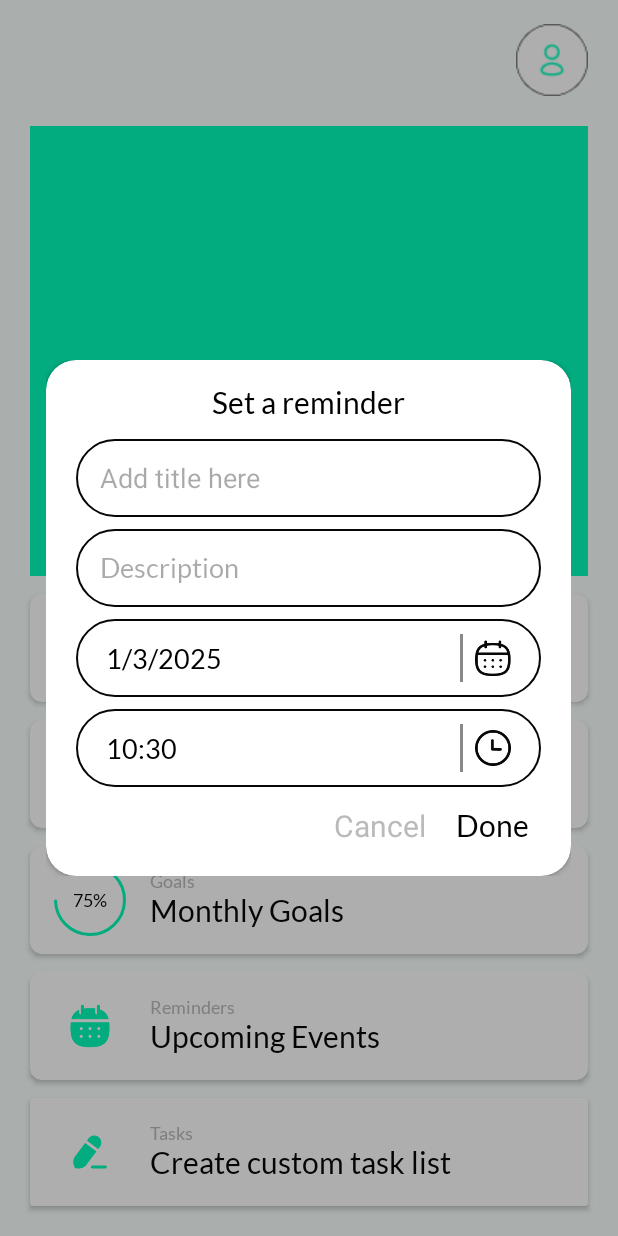
After one commit to nyanishinde/Karya, an Android app: the fragment ReminderDialogFragment placed in its activity, on a phone screen of 412 x 824 dp. The commit adds this screen. Run offline under Robolectric (Android 15) with nearby library versions, the phone set to English and light mode, and no system bars.

Commit message:
Added reminder popup completely

```diff
--- a/app/src/main/java/com/example/karya/MainActivity.kt
+++ b/app/src/main/java/com/example/karya/MainActivity.kt
@@ -58,7 +58,12 @@ class MainActivity : AppCompatActivity() {
             checklistDialog.show(supportFragmentManager,"ChecklistDialog")
         }
 
-
+        //Initializing Upcoming Events layout and setting dialog on its click
+        val upcomingEventsLayout = findViewById<CardView>(R.id.cardUpcomingEvents)
+        upcomingEventsLayout.setOnClickListener {
+            val reminderDialog = ReminderDialogFragment()
+            reminderDialog.show(supportFragmentManager,"ReminderDialog")
+        }
 
     }
 }
--- /dev/null
+++ b/app/src/main/java/com/example/karya/ReminderDialogFragment.kt
@@ -0,0 +1,97 @@
+package com.example.karya
+
+import android.app.DatePickerDialog
+import android.app.TimePickerDialog
+import android.os.Bundle
+import android.view.LayoutInflater
+import android.view.View
+import android.view.ViewGroup
+import android.widget.Button
+import android.widget.EditText
+import android.widget.ImageButton
+import android.widget.TextView
+import androidx.fragment.app.DialogFragment
+import java.util.Calendar
+import kotlin.math.min
+
+class ReminderDialogFragment:DialogFragment() {
+
+    override fun onCreateView(
+        inflater: LayoutInflater,
+        container: ViewGroup?,
+        savedInstanceState: Bundle?
+    ): View? {
+        val view = inflater.inflate(R.layout.popup_add_reminder,container,false)
+
+        //Initializing all views
+        val reminderTitle = view.findViewById<EditText>(R.id.edtReminderTitle)
+        val reminderDescription = view.findViewById<EditText>(R.id.edtReminderDescription)
+        val reminderDate = view.findViewById<EditText>(R.id.edtReminderDate)
+        val reminderTime = view.findViewById<EditText>(R.id.edtReminderTime)
+        val imgBtnTime = view.findViewById<ImageButton>(R.id.imgBtnTime)
+        val imgBtnCalender = view.findViewById<ImageButton>(R.id.imgBtnCalender)
+        val btnDone = view.findViewById<TextView>(R.id.btnDone)
+        val btnCancel = view.findViewById<TextView>(R.id.btnCancel)
+
+        //Setting default date and time
+        val calender = Calendar.getInstance()
+        val defaultDate = String.format("%d/%d/%d",calender.get(Calendar.DAY_OF_MONTH),calender.get(Calendar.MONTH)+1,calender.get(Calendar.YEAR))
+        reminderDate.setText(defaultDate)
+        val defaultTime = String.format("%02d:%02d",calender.get(Calendar.HOUR_OF_DAY),calender.get(Calendar.MINUTE))
+        reminderTime.setText(defaultTime)
+
+        //Setting date picker dialog on press of calender image button
+        imgBtnCalender.setOnClickListener {
+            val datePickerDialog = DatePickerDialog(
+                requireContext(),
+                {_,year,month,dayOfMonth ->
+                    val selectedDate = "$dayOfMonth/${month+1}/$year"
+                    reminderDate.setText(selectedDate)
+                },
+                calender.get(Calendar.YEAR),
+                calender.get(Calendar.MONTH),
+                calender.get(Calendar.DAY_OF_MONTH)
+            )
+            datePickerDialog.show()
+        }
+
+        //Setting time picker dialog on press of clock image button
+        imgBtnTime.setOnClickListener {
+            val timePickerDialog = TimePickerDialog(
+                requireContext(),
+                {_,hourOfDay,minute->
+                    val selectedTime = String.format("%02d:%02d",hourOfDay, minute)
+                    reminderTime.setText(selectedTime)
+                },
+                calender.get(Calendar.HOUR_OF_DAY),
+                calender.get(Calendar.MINUTE),
+                true
+            )
+            timePickerDialog.show()
+        }
+
+        //Setting Done and Cancel Button
+        btnDone.setOnClickListener {
+            dismiss()
+        }
+
+        btnCancel.setOnClickListener {
+            dismiss()
+        }
+
+        //Extracting all items of reminder
+        val title = reminderTitle.text
+        val description = reminderDescription.text
+        val time = reminderTime.text
+        val date = reminderDate.text
+
+        return view
+    }
+
+    override fun onStart() {
+        super.onStart()
+        dialog?.window?.setLayout((resources.displayMetrics.widthPixels * 0.85).toInt(),ViewGroup.LayoutParams.WRAP_CONTENT)
+        dialog?.window?.setBackgroundDrawableResource(android.R.color.transparent)
+    }
+
+}
--- /dev/null
+++ b/app/src/main/res/drawable/custom_background_edittext.xml
@@ -0,0 +1,9 @@
+<?xml version="1.0" encoding="utf-8"?>
+<shape xmlns:android="http://schemas.android.com/apk/res/android" android:shape="rectangle">
+
+    <solid android:color="@color/white"/>
+    <stroke android:width="1.5dp"
+        android:color="@color/primary_variant"/>
+    <corners android:radius="25dp"/>
+    <padding android:left="20dp"/>
+</shape>
--- /dev/null
+++ b/app/src/main/res/layout/popup_add_reminder.xml
@@ -0,0 +1,187 @@
+<?xml version="1.0" encoding="utf-8"?>
+<androidx.cardview.widget.CardView xmlns:android="http://schemas.android.com/apk/res/android"
+    android:layout_width="match_parent"
+    android:layout_height="wrap_content"
+    xmlns:app="http://schemas.android.com/apk/res-auto"
+    android:backgroundTint="@color/white"
+    app:cardCornerRadius="20dp"
+    android:layout_margin="20dp">
+
+    <androidx.constraintlayout.widget.ConstraintLayout
+        android:layout_width="match_parent"
+        android:layout_height="match_parent">
+
+        <TextView
+            android:id="@+id/tvTitle"
+            android:layout_width="wrap_content"
+            android:layout_height="wrap_content"
+            android:text="@string/Set_a_reminder"
+            android:textSize="20sp"
+            android:fontFamily="@font/lato_regular"
+            android:textColor="@color/black"
+            android:layout_marginTop="16dp"
+            app:layout_constraintTop_toTopOf="parent"
+            app:layout_constraintStart_toStartOf="parent"
+            app:layout_constraintEnd_toEndOf="parent"/>
+
+        <EditText
+            android:id="@+id/edtReminderTitle"
+            android:layout_width="match_parent"
+            android:layout_height="wrap_content"
+            android:minHeight="52dp"
+            android:background="@drawable/custom_background_edittext"
+            android:hint="@string/Add_title_here"
+            android:inputType="text"
+            android:paddingStart="16dp"
+            android:paddingEnd="16dp"
+            android:layout_marginTop="12dp"
+            android:layout_marginStart="20dp"
+            android:layout_marginEnd="20dp"
+            app:layout_constraintTop_toBottomOf="@+id/tvTitle"
+            app:layout_constraintStart_toStartOf="parent"
+            app:layout_constraintEnd_toEndOf="parent"/>
+
+        <EditText
+            android:id="@+id/edtReminderDescription"
+            android:layout_width="match_parent"
+            android:layout_height="wrap_content"
+            android:minHeight="52dp"
+            android:maxHeight="156dp"
+            android:background="@drawable/custom_background_edittext"
+            android:hint="@string/Description"
+            android:textColor="@color/black"
+            android:fontFamily="@font/lato_regular"
+            android:paddingStart="16dp"
+            android:paddingEnd="16dp"
+            android:layout_marginTop="8dp"
+            android:layout_marginStart="20dp"
+            android:layout_marginEnd="20dp"
+            app:layout_constraintTop_toBottomOf="@id/edtReminderTitle"/>
+
+        <androidx.constraintlayout.widget.ConstraintLayout
+            android:id="@+id/calenderSection"
+            android:layout_width="match_parent"
+            android:layout_height="wrap_content"
+            android:minHeight="52dp"
+            android:background="@drawable/custom_background_edittext"
+            android:layout_marginTop="8dp"
+            android:layout_marginStart="20dp"
+            android:layout_marginEnd="20dp"
+            app:layout_constraintTop_toBottomOf="@id/edtReminderDescription">
+
+            <EditText
+                android:id="@+id/edtReminderDate"
+                android:layout_width="0dp"
+                android:layout_height="match_parent"
+                android:maxHeight="52dp"
+                android:background="@color/white"
+                android:hint="@string/date"
+                android:textColor="@color/black"
+                android:fontFamily="@font/lato_regular"
+                android:inputType="date"
+                app:layout_constraintTop_toTopOf="parent"
+                app:layout_constraintStart_toStartOf="parent"
+                app:layout_constraintBottom_toBottomOf="parent"
+                app:layout_constraintEnd_toStartOf="@id/divider"/>
+
+            <View
+                android:id="@+id/divider"
+                android:layout_width="2dp"
+                android:layout_height="32dp"
+                android:background="@color/surface_dark"
+                android:layout_marginEnd="8dp"
+                app:layout_constraintTop_toTopOf="parent"
+                app:layout_constraintBottom_toBottomOf="parent"
+                app:layout_constraintEnd_toStartOf="@+id/imgBtnCalender"/>
+
+            <ImageButton
+                android:id="@+id/imgBtnCalender"
+                android:layout_width="24dp"
+                android:layout_height="24dp"
+                android:background="@drawable/calender_black_outline_4x"
+                android:layout_marginEnd="20dp"
+                app:layout_constraintTop_toTopOf="parent"
+                app:layout_constraintEnd_toEndOf="parent"
+                app:layout_constraintBottom_toBottomOf="parent"/>
+
+        </androidx.constraintlayout.widget.ConstraintLayout>
+
+        <androidx.constraintlayout.widget.ConstraintLayout
+            android:id="@+id/timeSection"
+            android:layout_width="match_parent"
+            android:layout_height="wrap_content"
+            android:minHeight="52dp"
+            android:background="@drawable/custom_background_edittext"
+            android:layout_marginTop="8dp"
+            android:layout_marginStart="20dp"
+            android:layout_marginEnd="20dp"
+            app:layout_constraintTop_toBottomOf="@id/calenderSection">
+
+            <EditText
+                android:id="@+id/edtReminderTime"
+                android:layout_width="0dp"
+                android:layout_height="match_parent"
+                android:background="@color/white"
+                android:fontFamily="@font/lato_regular"
+                android:hint="@string/Time"
+                android:inputType="time"
+                android:maxHeight="48dp"
+                android:textColor="@color/black"
+                app:layout_constraintBottom_toBottomOf="parent"
+                app:layout_constraintEnd_toStartOf="@id/divider2"
+                app:layout_constraintStart_toStartOf="parent"
+                app:layout_constraintTop_toTopOf="parent" />
+
+            <View
+                android:id="@+id/divider2"
+                android:layout_width="2dp"
+                android:layout_height="32dp"
+                android:background="@color/surface_dark"
+                android:layout_marginEnd="8dp"
+                app:layout_constraintTop_toTopOf="parent"
+                app:layout_constraintBottom_toBottomOf="parent"
+                app:layout_constraintEnd_toStartOf="@+id/imgBtnTime"/>
+
+            <ImageButton
+                android:id="@+id/imgBtnTime"
+                android:layout_width="24dp"
+                android:layout_height="24dp"
+                android:background="@drawable/clock_outline_4x"
+                android:layout_marginEnd="20dp"
+                app:layout_constraintTop_toTopOf="parent"
+                app:layout_constraintEnd_toEndOf="parent"
+                app:layout_constraintBottom_toBottomOf="parent"/>
+
+        </androidx.constraintlayout.widget.ConstraintLayout>
+
+        <TextView
+            android:id="@+id/btnDone"
+            android:layout_width="wrap_content"
+            android:layout_height="wrap_content"
+            android:text="@string/Done"
+            android:textSize="20sp"
+            android:textColor="@color/black"
+            android:fontFamily="@font/lato_regular"
+            android:layout_marginEnd="28dp"
+            android:layout_marginTop="12dp"
+            android:layout_marginBottom="20dp"
+            app:layout_constraintTop_toBottomOf="@id/timeSection"
+            app:layout_constraintBottom_toBottomOf="parent"
+            app:layout_constraintEnd_toEndOf="parent"/>
+
+        <TextView
+            android:id="@+id/btnCancel"
+            android:layout_width="wrap_content"
+            android:layout_height="wrap_content"
+            android:text="@string/Cancel"
+            android:textSize="20sp"
+            android:textColor="@color/text_hint"
+            android:layout_marginTop="12dp"
+            android:layout_marginEnd="20dp"
+            android:layout_marginBottom="20dp"
+            app:layout_constraintEnd_toStartOf="@id/btnDone"
+            app:layout_constraintBottom_toBottomOf="parent"
+            app:layout_constraintTop_toBottomOf="@id/timeSection"/>
+
+    </androidx.constraintlayout.widget.ConstraintLayout>
+</androidx.cardview.widget.CardView>
--- a/app/src/main/res/values/strings.xml
+++ b/app/src/main/res/values/strings.xml
@@ -14,4 +14,9 @@
     <string name="Add_more_tasks">+ Add more tasks</string>
     <string name="Done">Done</string>
     <string name="Cancel">Cancel</string>
+
+    <string name="Set_a_reminder">Set a reminder</string>
+    <string name="Add_title_here">Add title here</string>
+    <string name="Description">Description</string>
+    <string name="Time">9:30 AM</string>
 </resources>
```
Also changed, not shown: app/src/main/res/drawable/calender_black_outline_4x.png (added), app/src/main/res/drawable/clock_outline_4x.png (added).
